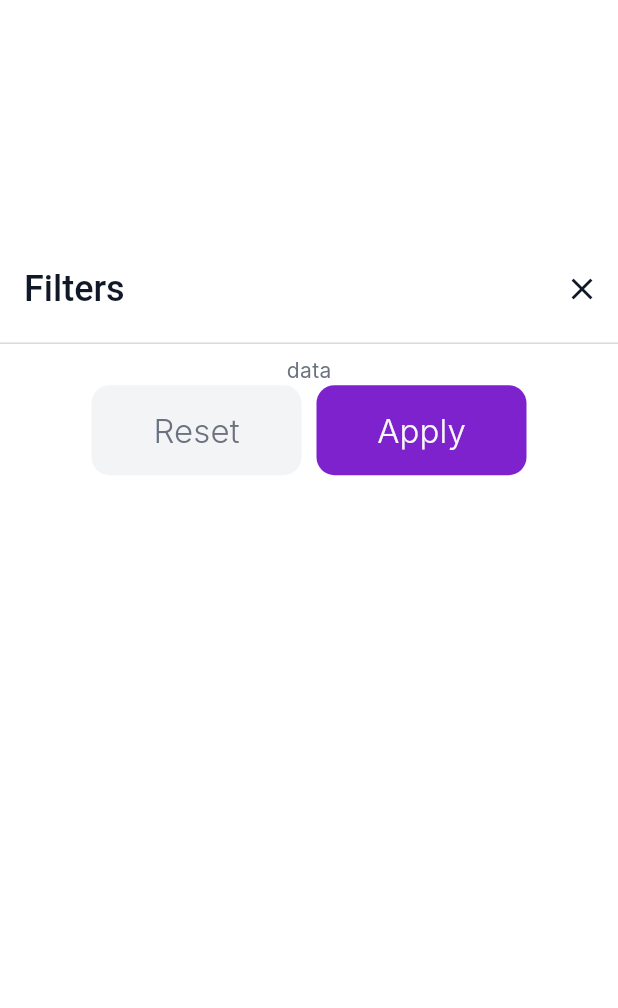
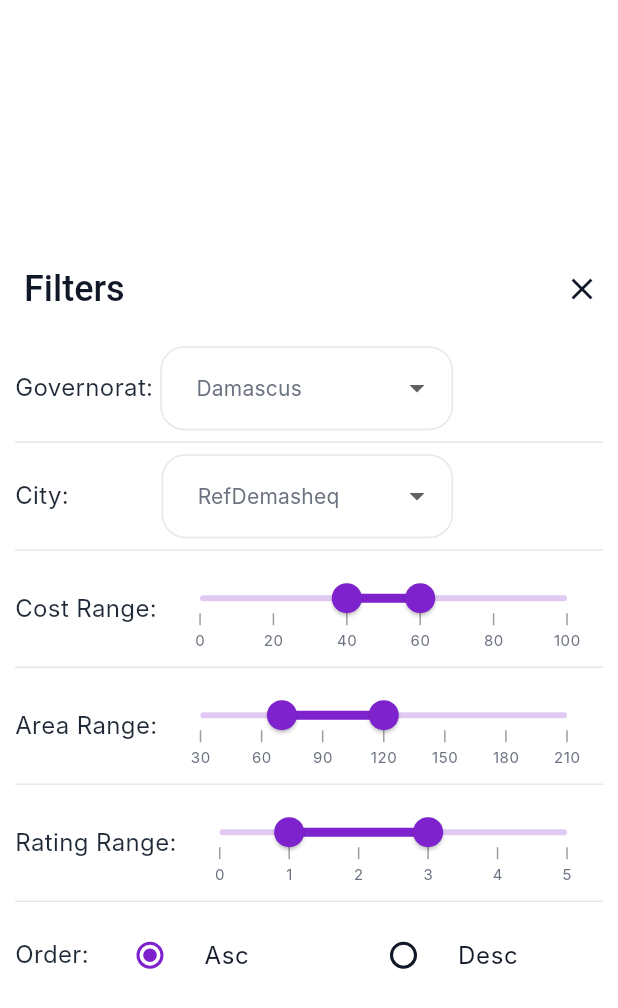
Before and after one commit to Mohakerdi/AlMekhtar, a Flutter app: the FilterOverlay screen opened directly, on a phone screen of 412 x 824 dp. Shown: the top 1008 px of the screen. Run offline on Flutter 3.47's test engine with Material 3 defaults, Android fonts, the light colour scheme and no system bars; our stand-ins replace carousel_slider, flutter_feather_icons, font_awesome_flutter, line_awesome_flutter, material_design_icons_flutter, persistent_bottom_nav_bar and 1 more; Roboto replaces fonts that are missing (Inter).

Commit message:
built filter overlay

```diff
--- a/lib/Features/splash/splash_screen_handler.dart
+++ b/lib/Features/splash/splash_screen_handler.dart
@@ -1,6 +1,6 @@
 import 'package:flutter/material.dart';
 import 'splash_screen.dart';
-import '../user/home/screens/tabs.dart';
+import '../user/tabs.dart';
 
 class SplashHandler extends StatefulWidget {
   const SplashHandler({super.key});
--- a/lib/Features/user/home/screens/locations_screen.dart
+++ b/lib/Features/user/home/locations/screens/locations_screen.dart
@@ -1,7 +1,7 @@
 import 'package:flutter/material.dart';
 import 'package:mabeet/data/repos/Cities.dart';
 
-import '../widgets/city_widget.dart';
+import '../widgets/city_card.dart';
 
 class LocationsScreen extends StatelessWidget {
   const LocationsScreen({super.key});
--- a/lib/Features/user/home/widgets/city_widget.dart
+++ b/lib/Features/user/home/locations/widgets/city_card.dart
@@ -2,8 +2,8 @@ import 'package:flutter/material.dart';
 import 'package:mabeet/core/theme/text_styles.dart';
 import 'package:persistent_bottom_nav_bar/persistent_bottom_nav_bar.dart';
 
-import '../../../../data/repos/Cities.dart';
-import '../screens/search_screen.dart';
+import '../../../../../data/repos/Cities.dart';
+import '../../search/screens/search_screen.dart';
 
 class CityCard extends StatelessWidget {
   const CityCard({super.key, required this.city});
--- a/lib/Features/user/home/widgets/location_vector.dart
+++ b/lib/Features/user/home/locations/widgets/location_vector.dart
@@ -2,9 +2,9 @@ import 'package:flutter/material.dart';
 import 'package:mabeet/core/theme/text_styles.dart';
 import 'package:persistent_bottom_nav_bar/persistent_bottom_nav_bar.dart';
 
-import '../../../../core/constants/images.dart';
-import '../../../../core/theme/app_colors.dart';
-import '../screens/search_screen.dart';
+import '../../../../../core/constants/images.dart';
+import '../../../../../core/theme/app_colors.dart';
+import '../../search/screens/search_screen.dart';
 
 class LocationVector extends StatelessWidget {
   const LocationVector({
--- a/lib/Features/user/home/widgets/filter_overlay.dart
+++ b/lib/Features/user/home/widgets/filter_overlay.dart
@@ -1,13 +1,27 @@
 import 'package:flutter/material.dart';
 import 'package:mabeet/core/theme/app_colors.dart';
 import 'package:mabeet/core/theme/text_styles.dart';
+import 'package:mabeet/data/models/property.dart';
+import 'package:syncfusion_flutter_sliders/sliders.dart';
 
-class FilterOverlay extends StatelessWidget {
+class FilterOverlay extends StatefulWidget {
   const FilterOverlay({super.key});
 
   @override
+  State<FilterOverlay> createState() => _FilterOverlayState();
+}
+
+class _FilterOverlayState extends State<FilterOverlay> {
+  Location _selectedGovernorat = Location.Damascus;
+  Location _selectedCity = Location.RefDemasheq;
+  int floor = 0;
+  SfRangeValues _costRange = const SfRangeValues(40.0, 60.0);
+  SfRangeValues _areaRange = const SfRangeValues(70.0, 120.0);
+  SfRangeValues _rateRange = const SfRangeValues(1.0, 3.0);
+  String _order = 'asc';
+
+  @override
   Widget build(BuildContext context) {
-    final keyboradSpace = MediaQuery.of(context).viewInsets.bottom;
     return LayoutBuilder(
       builder: (ctx, constraints) {
         return FractionallySizedBox(
@@ -32,51 +46,177 @@ class FilterOverlay extends StatelessWidget {
               ],
             ),
             body: SingleChildScrollView(
+              padding: EdgeInsets.symmetric(horizontal: 10, vertical: 10),
               child: Column(
                 children: [
-                  Divider(color: Colors.grey.withAlpha(100)),
-                  Padding(
-                    padding: EdgeInsets.fromLTRB(16, 0, 16, keyboradSpace),
-                    child: Column(
+                  Row(
                     children: [
-                        Text('data'),
-                        Row(
-                          mainAxisAlignment: MainAxisAlignment.center,
-                          spacing: 10,
-                          children: [
-                            FilledButton(
-                              onPressed: () {},
-                              style: FilledButton.styleFrom(
-                                shape: RoundedRectangleBorder(
-                                  borderRadius: BorderRadius.circular(12),
+                      Text('Governorat: ',style: AppTextStyles.bodyLarge,),
+                      Expanded(
+                        child: DropdownButtonFormField(
+                          value: _selectedGovernorat,
+                          items: [
+                            for (final location in Location.values)
+                              DropdownMenuItem(
+                                value: location,
+                                child: Row(children: [Text(location.name)]),
                               ),
-                                backgroundColor: AppColors.gray100,
-                                minimumSize: Size(140, 60),
-                              ),
-                              child: Text(
-                                'Reset',
-                                style: AppTextStyles.labelButton.copyWith(color: AppColors.gray500),
+                          ],
+                          onChanged: (val) {
+                            setState(() {
+                              _selectedGovernorat = val!;
+                            });
+                          },
                         ),
                       ),
-                            FilledButton(
-                              onPressed: () {},
-                              style: FilledButton.styleFrom(
-                                shape: RoundedRectangleBorder(
-                                  borderRadius: BorderRadius.circular(12),
+                      SizedBox(width: 100),
+                    ],
                   ),
-                                backgroundColor: AppColors.primary700,
-                                minimumSize: Size(140, 60),
+                  Divider(),
+                  Row(
+                    children: [
+                      Text('City:             ',style: AppTextStyles.bodyLarge,),
+                      Expanded(
+                        child: DropdownButtonFormField(
+                          value: _selectedCity,
+                          items: [
+                            for (final location in Location.values)
+                              DropdownMenuItem(
+                                value: location,
+                                child: Row(children: [Text(location.name)]),
                               ),
-                              child: Text(
-                                'Apply',
-                                style: AppTextStyles.labelButton,
+                          ],
+                          onChanged: (val) {
+                            setState(() {
+                              _selectedCity = val!;
+                            });
+                          },
+                        ),
+                      ),
+                      SizedBox(width: 100),
+                    ],
+                  ),
+                  Divider(),
+                  Row(
+                    children: [
+                      Text('Cost Range: ',style: AppTextStyles.bodyLarge,),
+                      Expanded(
+                        child: SfRangeSlider(
+                          min: 0.0,
+                          max: 100.0,
+                          values: _costRange,
+                          onChanged: (dynamic newValues) {
+                            setState(() {
+                              _costRange = newValues;
+                            });
+                          },
+                          interval: 20.0,
+                          showLabels: true,
+                          showTicks: true,
+                          enableTooltip: true,
+                          tooltipShape: SfPaddleTooltipShape(),
                         ),
                       ),
                     ],
                   ),
-                        SizedBox(height: 16),
+                  Divider(),
+                  Row(
+                    children: [
+                      Text('Area Range: ',style: AppTextStyles.bodyLarge,),
+                      Expanded(
+                        child: SfRangeSlider(
+                          min: 30.0,
+                          max: 210.0,
+                          values: _areaRange,
+                          onChanged: (dynamic newValues) {
+                            setState(() {
+                              _areaRange = newValues;
+                            });
+                          },
+                          interval: 30.0,
+                          showLabels: true,
+                          showTicks: true,
+                          enableTooltip: true,
+                          tooltipShape: SfPaddleTooltipShape(),
+                        ),
+                      ),
                     ],
                   ),
+                  Divider(),
+                  Row(
+                    children: [
+                      Text('Rating Range: ',style: AppTextStyles.bodyLarge,),
+                      Expanded(
+                        child: SfRangeSlider(
+                          min: 0.0,
+                          max: 5.0,
+                          values: _rateRange,
+                          onChanged: (dynamic newValues) {
+                            setState(() {
+                              _rateRange = newValues;
+                            });
+                          },
+                          interval: 1.0,
+                          showLabels: true,
+                          showTicks: true,
+                          enableTooltip: true,
+                          tooltipShape: SfPaddleTooltipShape(),
+                        ),
+                      ),
+                    ],
+                  ),
+                  Divider(),
+                  Row(
+                    mainAxisAlignment: MainAxisAlignment.spaceBetween,
+                    children: [
+                      Text('Order: ',style: AppTextStyles.bodyLarge,),
+                      // Style for clarity
+                      Expanded(
+                        child: RadioListTile<String>(
+                          title: const Text('Asc'),
+                          value: 'asc',
+                          groupValue: _order,
+                          onChanged: (String? value) {
+                            setState(() {
+                              _order = value!;
+                            });
+                          },
+                        ),
+                      ),
+                      Expanded(
+                        child: RadioListTile<String>(
+                          title: const Text('Desc'),
+                          value: 'desc',
+                          groupValue: _order,
+                          onChanged: (String? value) {
+                            setState(() {
+                              _order = value!;
+                            });
+                          },
+                        ),
+                      ),
+                    ],
+                  ),
+                  Divider(),
+                  Row(
+                    spacing: 10,
+                    children: [
+                      Expanded(
+                        child: ElevatedButton(
+                          onPressed: () {},
+                          child: Text('Reset'),
+                          style: ElevatedButton.styleFrom(
+                            backgroundColor: AppColors.gray400,
+                          ),
+                        ),
+                      ),
+                      Expanded(
+                        child: ElevatedButton(
+                          onPressed: () {},
+                          child: Text('Apply'),
+                        ),
+                      ),
+                    ],
                   ),
                 ],
               ),
--- a/lib/Features/user/home/widgets/popular_property.dart
+++ b/lib/Features/user/home/widgets/popular_property.dart
@@ -3,7 +3,7 @@ import 'package:mabeet/data/models/property.dart';
 import 'package:persistent_bottom_nav_bar/persistent_bottom_nav_bar.dart';
 import '../../../../core/theme/text_styles.dart';
 
-import '../screens/property_screen.dart';
+import '../property/screens/property_screen.dart';
 import 'package:flutter/material.dart';
 
 class PopularProperty extends StatelessWidget {
@@ -22,8 +22,8 @@ class PopularProperty extends StatelessWidget {
 
   @override
   Widget build(BuildContext context) {
-    // final String locationName = '${property.location.name}, ${property.describedLocation}';
-    final String locationName = property.describedLocation;
+    final String locationName = '${property.location.name}, ${property.describedLocation}';
+    // final String locationName = property.describedLocation;
     return Padding(
       padding: EdgeInsets.symmetric(vertical: 10),
       child: InkWell(
--- a/lib/Features/user/home/widgets/recommended_home_property.dart
+++ b/lib/Features/user/home/widgets/recommended_home_property.dart
@@ -1,5 +1,5 @@
 import 'package:flutter/material.dart';
-import 'package:mabeet/Features/user/home/screens/property_screen.dart';
+import 'package:mabeet/Features/user/home/property/screens/property_screen.dart';
 import 'package:mabeet/core/constants/images.dart';
 import 'package:mabeet/core/theme/app_colors.dart';
 import 'package:mabeet/core/theme/font_weight_helper.dart';
--- a/lib/Features/user/home/screens/tabs.dart
+++ b/lib/Features/user/tabs.dart
@@ -6,7 +6,7 @@ import 'package:mabeet/Features/user/rentals/screens/rentals_screen.dart';
 import 'package:mabeet/core/constants/icons.dart';
 import 'package:mabeet/core/theme/app_colors.dart';
 import 'package:persistent_bottom_nav_bar/persistent_bottom_nav_bar.dart';
-import 'home.dart';
+import 'home/screens/home.dart';
 
 class Tabs extends StatefulWidget {
   const Tabs({super.key});
--- /dev/null
+++ b/lib/data/models/state.dart
@@ -0,0 +1,5 @@
+class StateModel{
+  StateModel({required this.name, required this.areas});
+  final String name;
+  final List<String> areas;
+}
--- a/pubspec.yaml
+++ b/pubspec.yaml
@@ -43,6 +43,9 @@ dependencies:
   flutter_feather_icons: ^2.0.0+1
   persistent_bottom_nav_bar: ^6.2.1
   persistent_bottom_nav_bar_v2: ^6.2.0
+  flexi_productimage_slider: ^1.1.1
+  gallery_zoom_slides: ^0.1.3
+  syncfusion_flutter_sliders: ^31.1.19
 
 dev_dependencies:
   flutter_test:
```
Also changed, not shown: lib/Features/user/home/property/screens/property_screen.dart (added, +26 -0 lines), lib/Features/user/home/property/widgets/details_slider.dart (added, +122 -0 lines), lib/Features/user/home/screens/home.dart (+4 -4 lines), lib/Features/user/home/screens/property_screen.dart (deleted, +0 -18 lines), lib/Features/user/home/search/screens/search_screen.dart (renamed from lib/Features/user/home/screens/search_screen.dart, +17 -6 lines), lib/main.dart (+6 -2 lines), pubspec.lock, 2 other files. Lines whose indentation alone changed are shown as unchanged.
